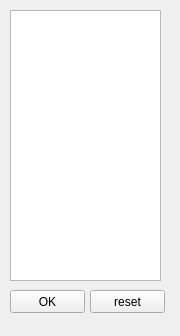
Above: ui/GuessDia.ui from XinChenQC/MEPplot before the change. Below: the same form after it.
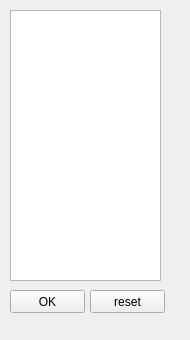
That is the form after the change.

Commit message: Results windows

```diff
--- a/ui/GuessDia.ui
+++ b/ui/GuessDia.ui
@@ -6,10 +6,16 @@
    <rect>
     <x>0</x>
     <y>0</y>
-    <width>180</width>
-    <height>336</height>
+    <width>190</width>
+    <height>340</height>
    </rect>
   </property>
+  <property name="minimumSize">
+   <size>
+    <width>190</width>
+    <height>340</height>
+   </size>
+  </property>
   <property name="windowTitle">
    <string>Form</string>
   </property>
```
Left out of the diff: 2 changed lines with no effect on the pictures. The commit also changes 4 other files.
